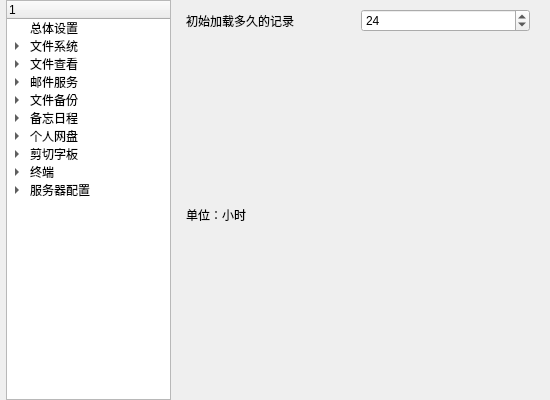
The window that Setting/ui/Setting.ui (3548848289/UniFileHub) describes before a commit, drawn with Qt 5.
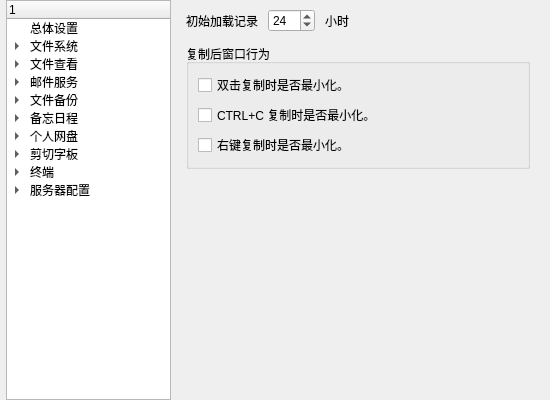
The same window after the commit. The open tabs and pages were chosen to show the change. Icons and pictures are not drawn.

Patch:
```diff
--- a/Setting/ui/Setting.ui
+++ b/Setting/ui/Setting.ui
@@ -523,11 +523,22 @@
       </layout>
      </widget>
      <widget class="QWidget" name="clip_board">
-      <layout class="QGridLayout" name="gridLayout_9">
+      <layout class="QVBoxLayout" name="clip_board_mainLayout">
+       <property name="spacing">
+        <number>12</number>
+       </property>
+       <item>
+        <layout class="QGridLayout" name="clip_board_historyLayout">
+         <property name="horizontalSpacing">
+          <number>10</number>
+         </property>
+         <property name="verticalSpacing">
+          <number>6</number>
+         </property>
        <item row="0" column="0">
         <widget class="QLabel" name="clip_board_label1">
          <property name="text">
-          <string>初始加载多久的记录</string>
+            <string>初始加载记录</string>
          </property>
         </widget>
        </item>
@@ -541,12 +552,73 @@
          </property>
         </widget>
        </item>
-       <item row="1" column="0">
+         <item row="0" column="2">
         <widget class="QLabel" name="clip_board_label2">
          <property name="text">
-          <string>单位：小时</string>
-         </property>
-        </widget>
+            <string>小时</string>
+           </property>
+          </widget>
+         </item>
+         <item row="0" column="3">
+          <spacer name="clip_board_historySpacer">
+           <property name="orientation">
+            <enum>Qt::Orientation::Horizontal</enum>
+           </property>
+           <property name="sizeHint" stdset="0">
+            <size>
+             <width>40</width>
+             <height>20</height>
+            </size>
+           </property>
+          </spacer>
+         </item>
+        </layout>
+       </item>
+       <item>
+        <widget class="QGroupBox" name="clip_board_copyGroupBox">
+         <property name="title">
+          <string>复制后窗口行为</string>
+         </property>
+         <layout class="QVBoxLayout" name="clip_board_copyLayout">
+          <property name="spacing">
+           <number>6</number>
+          </property>
+          <item>
+           <widget class="QCheckBox" name="clip_board_doubleClickMinimizeCheckBox">
+            <property name="text">
+             <string>双击复制时是否最小化。</string>
+            </property>
+           </widget>
+          </item>
+          <item>
+           <widget class="QCheckBox" name="clip_board_ctrlCMinimizeCheckBox">
+            <property name="text">
+             <string>CTRL+C 复制时是否最小化。</string>
+            </property>
+           </widget>
+          </item>
+          <item>
+           <widget class="QCheckBox" name="clip_board_contextMenuMinimizeCheckBox">
+            <property name="text">
+             <string>右键复制时是否最小化。</string>
+            </property>
+           </widget>
+          </item>
+         </layout>
+        </widget>
+       </item>
+       <item>
+        <spacer name="clip_board_bottomSpacer">
+         <property name="orientation">
+          <enum>Qt::Orientation::Vertical</enum>
+         </property>
+         <property name="sizeHint" stdset="0">
+          <size>
+           <width>20</width>
+           <height>40</height>
+          </size>
+         </property>
+        </spacer>
        </item>
       </layout>
      </widget>
```
Left out of the diff: 16 changed lines with no effect on the pictures. Lines whose indentation alone changed are shown as unchanged.
